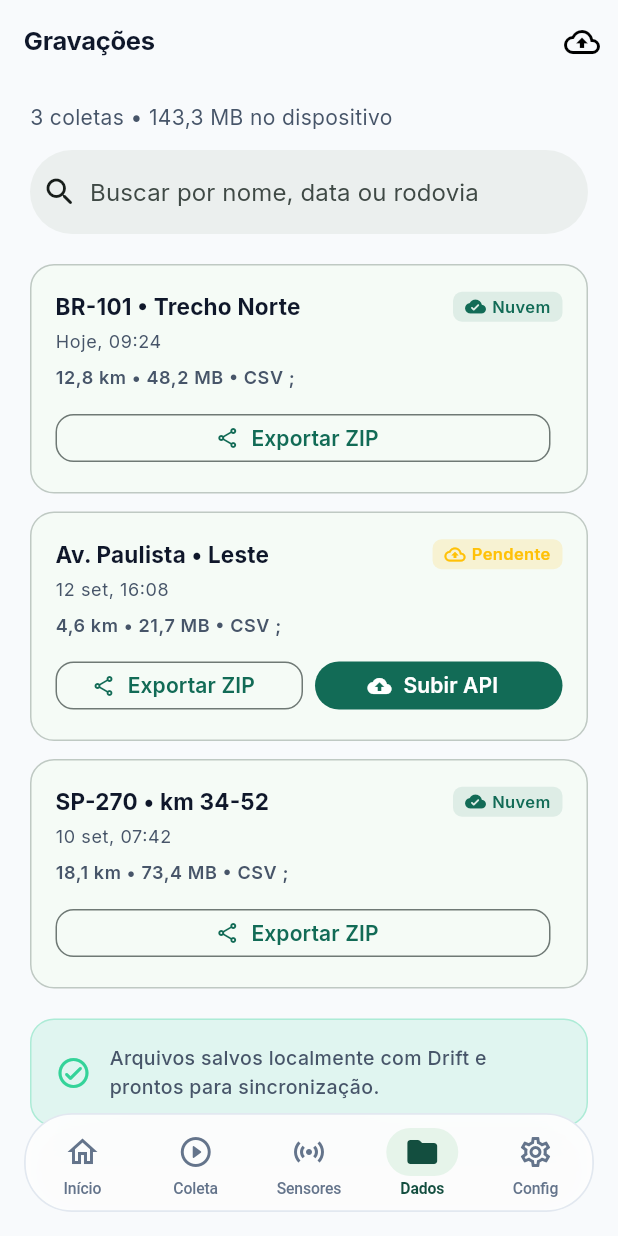
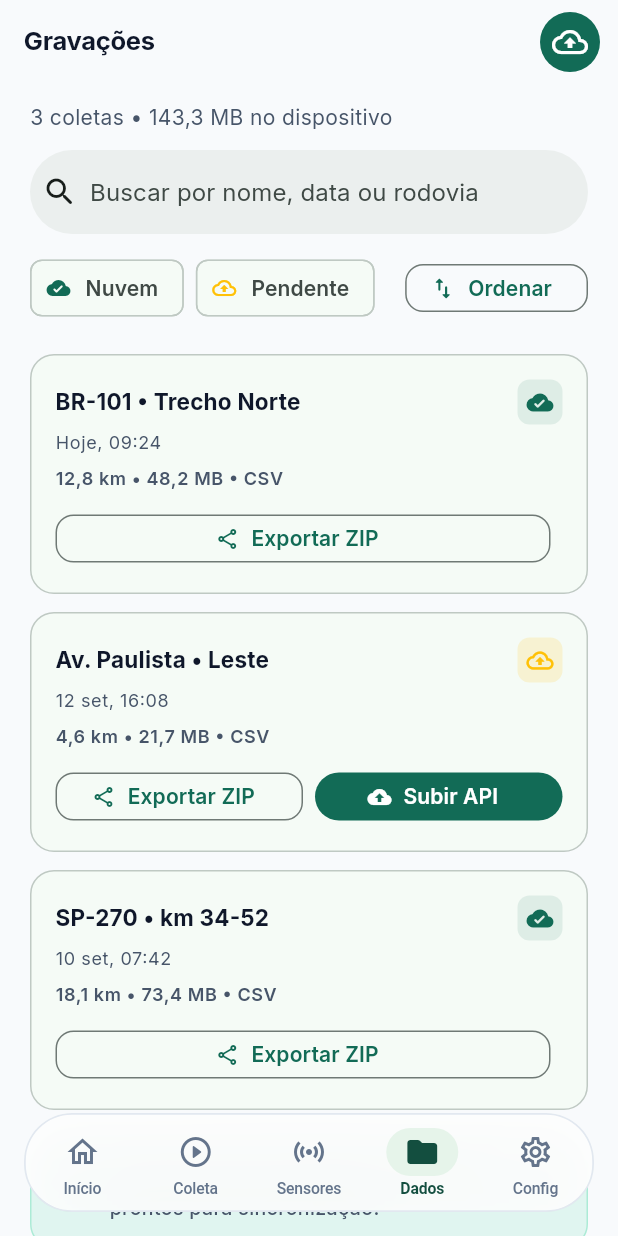
Before and after one commit to ValberSales/roadify-mobile, a Flutter app: the screen it shows after launch, item 4 of the bottom bar chosen, on a phone screen of 412 x 824 dp. Run offline on Flutter 3.47's test engine with Material 3 defaults, Android fonts, the phone set to English and light mode, and no system bars; our stand-ins replace flex_color_scheme, google_fonts.

Commit message:
Atualizacao da pagina de dados

```diff
--- a/roadify_app/analysis_options.yaml
+++ b/roadify_app/analysis_options.yaml
@@ -7,6 +7,11 @@
 
 # The following line activates a set of recommended lints for Flutter apps,
 # packages, and plugins designed to encourage good coding practices.
+analyzer:
+  exclude:
+    - build/**
+    - android/**
+    - ios/**
 include: package:flutter_lints/flutter.yaml
 
 linter:
--- a/roadify_app/lib/features/dados/presentation/dados_screen.dart
+++ b/roadify_app/lib/features/dados/presentation/dados_screen.dart
@@ -2,9 +2,96 @@ import 'package:flutter/material.dart';
 import '../../../core/theme/app_dimensions.dart';
 import '../../../core/theme/theme_extensions.dart';
 
-/// Tela de Dados e Gravações Locais (Feature Dados — Alocada para o Dev 4).
-class DadosScreen extends StatelessWidget {
+enum _SortOption {
+  data('Data de criação', Icons.calendar_today_outlined),
+  quilometragem('Quilometragem', Icons.route_outlined),
+  alfabetica('Ordem alfabética', Icons.sort_by_alpha_rounded),
+  tamanho('Tamanho do arquivo', Icons.sd_storage_outlined);
+
+  const _SortOption(this.label, this.icon);
+  final String label;
+  final IconData icon;
+}
+
+String _fmt(double value) => value.toStringAsFixed(1).replaceAll('.', ',');
+
+String _normalize(String input) {
+  const from = 'áàâãäéèêëíìîïóòôõöúùûüçñ';
+  const to = 'aaaaaeeeeiiiiooooouuuucn';
+  var out = input.toLowerCase();
+  for (var i = 0; i < from.length; i++) {
+    out = out.replaceAll(from[i], to[i]);
+  }
+  return out;
+}
+
+class _Run {
+  final String title;
+  final String dateLabel;
+  final DateTime createdAt;
+  final double km;
+  final double sizeMb;
+  final bool isSynced;
+  final Color qualityColor;
+
+  const _Run({
+    required this.title,
+    required this.dateLabel,
+    required this.createdAt,
+    required this.km,
+    required this.sizeMb,
+    required this.isSynced,
+    required this.qualityColor,
+  });
+
+  String get metrics => '${_fmt(km)} km • ${_fmt(sizeMb)} MB • CSV';
+}
+
+class DadosScreen extends StatefulWidget {
   const DadosScreen({super.key});
+
+  @override
+  State<DadosScreen> createState() => _DadosScreenState();
+}
+
+class _DadosScreenState extends State<DadosScreen> {
+  bool? _syncFilter;
+  _SortOption _sort = _SortOption.data;
+  String _searchQuery = '';
+
+  void _toggleSyncFilter(bool value) {
+    setState(() => _syncFilter = _syncFilter == value ? null : value);
+  }
+
+  List<_Run> _applyFilterAndSort(List<_Run> source) {
+    final normalizedQuery = _normalize(_searchQuery.trim());
+
+    final list = source.where((r) {
+      final matchesSync = _syncFilter == null || r.isSynced == _syncFilter;
+      if (!matchesSync) return false;
+
+      if (normalizedQuery.isEmpty) return true;
+
+      final titleNormalized = _normalize(r.title);
+      final dateNormalized = _normalize(r.dateLabel);
+
+      return titleNormalized.contains(normalizedQuery) ||
+          dateNormalized.contains(normalizedQuery);
+    }).toList();
+
+    // Ordenação
+    switch (_sort) {
+      case _SortOption.data:
+        list.sort((a, b) => b.createdAt.compareTo(a.createdAt));
+      case _SortOption.quilometragem:
+        list.sort((a, b) => b.km.compareTo(a.km));
+      case _SortOption.alfabetica:
+        list.sort((a, b) => a.title.toLowerCase().compareTo(b.title.toLowerCase()));
+      case _SortOption.tamanho:
+        list.sort((a, b) => b.sizeMb.compareTo(a.sizeMb));
+    }
+    return list;
+  }
 
   @override
   Widget build(BuildContext context) {
@@ -12,18 +99,58 @@ class DadosScreen extends StatelessWidget {
     final typography = context.typography;
     final qualityColors = context.roadQualityColors;
 
+    final allRuns = <_Run>[
+      _Run(
+        title: 'BR-101 • Trecho Norte',
+        dateLabel: 'Hoje, 09:24',
+        createdAt: DateTime(2025, 9, 14, 9, 24),
+        km: 12.8,
+        sizeMb: 48.2,
+        isSynced: true,
+        qualityColor: qualityColors.boa,
+      ),
+      _Run(
+        title: 'Av. Paulista • Leste',
+        dateLabel: '12 set, 16:08',
+        createdAt: DateTime(2025, 9, 12, 16, 8),
+        km: 4.6,
+        sizeMb: 21.7,
+        isSynced: false,
+        qualityColor: qualityColors.media,
+      ),
+      _Run(
+        title: 'SP-270 • km 34-52',
+        dateLabel: '10 set, 07:42',
+        createdAt: DateTime(2025, 9, 10, 7, 42),
+        km: 18.1,
+        sizeMb: 73.4,
+        isSynced: true,
+        qualityColor: qualityColors.excelente,
+      ),
+    ];
+
+    final totalMb = allRuns.fold<double>(0, (sum, r) => sum + r.sizeMb);
+    final visibleRuns = _applyFilterAndSort(allRuns);
+
     return Scaffold(
       appBar: AppBar(
         title: const Text('Gravações'),
         actions: [
-          IconButton(
+          Padding(
+            padding: const EdgeInsets.only(right: AppDimensions.space8),
+            child: IconButton.filled(
               icon: const Icon(Icons.cloud_upload_outlined),
               tooltip: 'Sincronizar todas',
+              style: IconButton.styleFrom(
+                backgroundColor: colors.primary,
+                foregroundColor: colors.onPrimary,
+              ),
               onPressed: () {
                 ScaffoldMessenger.of(context).showSnackBar(
                   const SnackBar(content: Text('Upload em lote iniciado para o servidor.')),
                 );
               },
+            ),
           ),
         ],
       ),
@@ -38,7 +165,7 @@ class DadosScreen extends StatelessWidget {
           ),
           children: [
             Text(
-              '3 coletas • 143,3 MB no dispositivo',
+              '${allRuns.length} coletas • ${_fmt(totalMb)} MB no dispositivo',
               style: typography.bodyMedium,
             ),
             const SizedBox(height: AppDimensions.space12),
@@ -49,34 +176,81 @@ class DadosScreen extends StatelessWidget {
               leading: const Icon(Icons.search_rounded),
               elevation: const WidgetStatePropertyAll(0),
               backgroundColor: WidgetStatePropertyAll(colors.surfaceContainerHighest.withValues(alpha: 0.5)),
+              onChanged: (value) {
+                setState(() => _searchQuery = value);
+              },
+              trailing: _searchQuery.isNotEmpty
+                  ? [
+                IconButton(
+                  icon: const Icon(Icons.clear_rounded),
+                  onPressed: () {
+                    setState(() => _searchQuery = '');
+                  },
+                ),
+              ]
+                  : null,
+            ),
+
+            const SizedBox(height: AppDimensions.space12),
+
+            Row(
+              children: [
+                FilterChip(
+                  avatar: Icon(Icons.cloud_done_rounded, size: 16, color: colors.primary),
+                  label: const Text('Nuvem'),
+                  selected: _syncFilter == true,
+                  showCheckmark: false,
+                  onSelected: (_) => _toggleSyncFilter(true),
+                ),
+                const SizedBox(width: AppDimensions.space8),
+                FilterChip(
+                  avatar: const Icon(Icons.cloud_upload_outlined, size: 16, color: Colors.amber),
+                  label: const Text('Pendente'),
+                  selected: _syncFilter == false,
+                  showCheckmark: false,
+                  onSelected: (_) => _toggleSyncFilter(false),
+                ),
+                const Spacer(),
+                MenuAnchor(
+                  menuChildren: [
+                    for (final option in _SortOption.values)
+                      MenuItemButton(
+                        leadingIcon: Icon(option.icon),
+                        trailingIcon: option == _sort
+                            ? Icon(Icons.check_rounded, color: colors.primary)
+                            : null,
+                        onPressed: () => setState(() => _sort = option),
+                        child: Text(option.label),
+                      ),
+                  ],
+                  builder: (context, controller, _) {
+                    return OutlinedButton.icon(
+                      onPressed: () =>
+                      controller.isOpen ? controller.close() : controller.open(),
+                      icon: const Icon(Icons.swap_vert_rounded, size: 18),
+                      label: const Text('Ordenar'),
+                      style: OutlinedButton.styleFrom(visualDensity: VisualDensity.compact),
+                    );
+                  },
+                ),
+              ],
             ),
 
             const SizedBox(height: AppDimensions.space20),
 
             // Cards de Ensaios
-            _RunItemCard(
-              title: 'BR-101 • Trecho Norte',
-              date: 'Hoje, 09:24',
-              metrics: '12,8 km • 48,2 MB • CSV ;',
-              isSynced: true,
-              qualityColor: qualityColors.boa,
+            if (visibleRuns.isEmpty)
+              Padding(
+                padding: const EdgeInsets.symmetric(vertical: AppDimensions.space20),
+                child: Center(
+                  child: Text('Nenhuma coleta encontrada.', style: typography.bodyMedium),
                 ),
-            const SizedBox(height: AppDimensions.space12),
-            _RunItemCard(
-              title: 'Av. Paulista • Leste',
-              date: '12 set, 16:08',
-              metrics: '4,6 km • 21,7 MB • CSV ;',
-              isSynced: false,
-              qualityColor: qualityColors.media,
-            ),
-            const SizedBox(height: AppDimensions.space12),
-            _RunItemCard(
-              title: 'SP-270 • km 34-52',
-              date: '10 set, 07:42',
-              metrics: '18,1 km • 73,4 MB • CSV ;',
-              isSynced: true,
-              qualityColor: qualityColors.excelente,
-            ),
+              )
+            else
+              for (var i = 0; i < visibleRuns.length; i++) ...[
+                if (i > 0) const SizedBox(height: AppDimensions.space12),
+                _RunItemCard(run: visibleRuns[i]),
+              ],
 
             const SizedBox(height: AppDimensions.space20),
 
@@ -109,24 +283,15 @@ class DadosScreen extends StatelessWidget {
 }
 
 class _RunItemCard extends StatelessWidget {
-  final String title;
-  final String date;
-  final String metrics;
-  final bool isSynced;
-  final Color qualityColor;
+  final _Run run;
 
-  const _RunItemCard({
-    required this.title,
-    required this.date,
-    required this.metrics,
-    required this.isSynced,
-    required this.qualityColor,
-  });
+  const _RunItemCard({required this.run});
 
   @override
   Widget build(BuildContext context) {
     final colors = context.colors;
     final typography = context.typography;
+    final isSynced = run.isSynced;
 
     return Container(
       padding: const EdgeInsets.all(AppDimensions.space16),
@@ -143,48 +308,34 @@ class _RunItemCard extends StatelessWidget {
             children: [
               Expanded(
                 child: Text(
-                  title,
+                  run.title,
                   style: typography.titleMedium?.copyWith(fontWeight: FontWeight.w700),
                 ),
               ),
-              if (isSynced)
-                Container(
-                  padding: const EdgeInsets.symmetric(horizontal: 8, vertical: 2),
+              Tooltip(
+                message: isSynced ? 'Nuvem' : 'Pendente',
+                triggerMode: TooltipTriggerMode.tap,
+                child: Container(
+                  padding: const EdgeInsets.all(6),
                   decoration: BoxDecoration(
-                    color: colors.primary.withValues(alpha: 0.1),
-                    borderRadius: BorderRadius.circular(6),
+                    color: isSynced
+                        ? colors.primary.withValues(alpha: 0.1)
+                        : Colors.amber.withValues(alpha: 0.15),
+                    borderRadius: BorderRadius.circular(8),
                   ),
-                  child: Row(
-                    mainAxisSize: MainAxisSize.min,
-                    children: [
-                      Icon(Icons.cloud_done_rounded, size: 14, color: colors.primary),
-                      const SizedBox(width: 4),
-                      Text('Nuvem', style: TextStyle(fontSize: 11, fontWeight: FontWeight.w600, color: colors.primary)),
-                    ],
+                  child: Icon(
+                    isSynced ? Icons.cloud_done_rounded : Icons.cloud_upload_outlined,
+                    size: 18,
+                    color: isSynced ? colors.primary : Colors.amber,
                   ),
-                )
-              else
-                Container(
-                  padding: const EdgeInsets.symmetric(horizontal: 8, vertical: 2),
-                  decoration: BoxDecoration(
-                    color: Colors.amber.withValues(alpha: 0.15),
-                    borderRadius: BorderRadius.circular(6),
-                  ),
-                  child: const Row(
-                    mainAxisSize: MainAxisSize.min,
-                    children: [
-                      Icon(Icons.cloud_upload_outlined, size: 14, color: Colors.amber),
-                      SizedBox(width: 4),
-                      Text('Pendente', style: TextStyle(fontSize: 11, fontWeight: FontWeight.w600, color: Colors.amber)),
-                    ],
                 ),
               ),
             ],
           ),
           const SizedBox(height: 4),
-          Text(date, style: typography.bodySmall),
+          Text(run.dateLabel, style: typography.bodySmall),
           const SizedBox(height: 8),
-          Text(metrics, style: typography.bodySmall?.copyWith(fontWeight: FontWeight.w600)),
+          Text(run.metrics, style: typography.bodySmall?.copyWith(fontWeight: FontWeight.w600)),
           const SizedBox(height: AppDimensions.space12),
           Row(
             children: [
@@ -202,7 +353,7 @@ class _RunItemCard extends StatelessWidget {
                   child: FilledButton.icon(
                     onPressed: () {
                       ScaffoldMessenger.of(context).showSnackBar(
-                        SnackBar(content: Text('Upload do ensaio $title iniciado...')),
+                        SnackBar(content: Text('Upload do ensaio ${run.title} iniciado...')),
                       );
                     },
                     icon: const Icon(Icons.cloud_upload_rounded, size: 16),
--- a/roadify_app/pubspec.yaml
+++ b/roadify_app/pubspec.yaml
@@ -36,6 +36,7 @@ dependencies:
   cupertino_icons: ^1.0.8
   flex_color_scheme: ^8.4.0
   google_fonts: ^8.2.1
+  device_preview: ^3.0.0
 
 dev_dependencies:
   flutter_test:
```
Also changed, not shown: roadify_app/pubspec.lock. Lines whose indentation alone changed are shown as unchanged.
